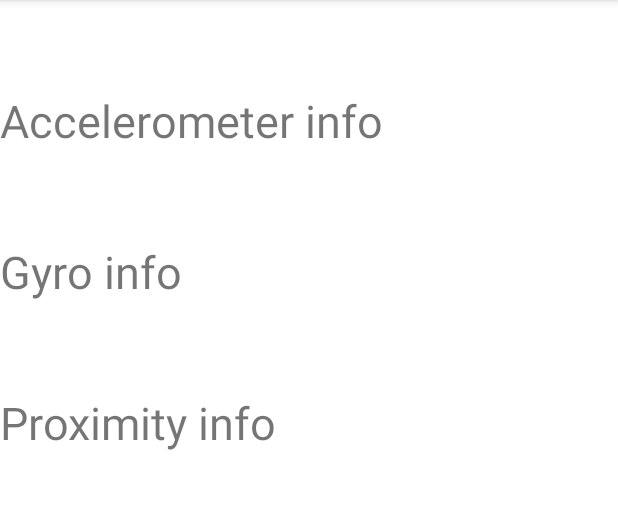
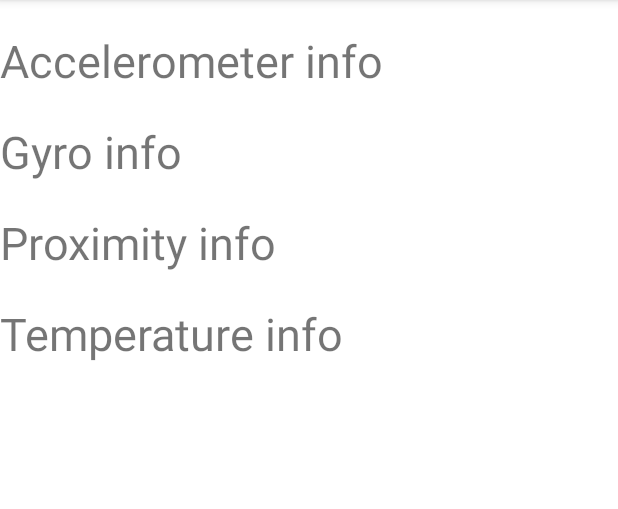
Before and after one commit to sangharsh-gurjar/SensorInfo, an Android app: the DisplayData screen opened directly, with no data from a screen before it, on a phone screen of 412 x 824 dp, the part 84-593 px from its top. Run offline under Robolectric (Android 15) with nearby library versions, the phone set to English and light mode, and no system bars; our stand-ins replace Room's generated code.

Commit message:
git commit -m 'accelero , gyro and prox and temperature'

```diff
--- a/app/src/main/java/com/example/sensorinfo/DisplayData.java
+++ b/app/src/main/java/com/example/sensorinfo/DisplayData.java
@@ -12,6 +12,8 @@ public class DisplayData extends AppCompatActivity {
     TextView display_data_acc;
     TextView display_data_gyro;
     TextView display_data_prox;
+    TextView display_data_temp;
+
 
     @Override
     protected void onCreate(Bundle savedInstanceState) {
@@ -52,6 +54,16 @@ public class DisplayData extends AppCompatActivity {
             Toast.makeText(this,"no - proximity info",Toast.LENGTH_SHORT).show();
         }
 
+        TempDatabase tempDatabase =Room.databaseBuilder(getApplicationContext(),
+                TempDatabase.class,"temp - Database").allowMainThreadQueries().build();
+        TempDAO tempDAO=tempDatabase.tempDAO();
+        if(tempDAO.is_exist(4)){
+            TempDB tempDB=tempDAO.loadById(4);
+            display_data_temp=findViewById(R.id.display_data_temp);
+            display_data_prox.setText("temperature - "+tempDB.temp);
+
+        }
+
 
 
 
--- /dev/null
+++ b/app/src/main/java/com/example/sensorinfo/TempDAO.java
@@ -0,0 +1,21 @@
+package com.example.sensorinfo;
+
+import androidx.room.Dao;
+import androidx.room.Insert;
+import androidx.room.Query;
+import androidx.room.Update;
+
+@Dao
+public interface TempDAO {
+    @Query("SELECT * FROM tempdb WHERE id IN (:userId)")
+    TempDB loadById(int userId);
+
+    @Insert
+    void insert(TempDB tempDB);
+
+    @Update
+    void update(TempDB tempDB);
+
+    @Query("SELECT EXISTS(SELECT * FROM tempdb WHERE id =:userId )")
+    boolean is_exist(int userId);
+}
--- /dev/null
+++ b/app/src/main/java/com/example/sensorinfo/TempDatabase.java
@@ -0,0 +1,8 @@
+package com.example.sensorinfo;
+
+import androidx.room.Database;
+import androidx.room.RoomDatabase;
+@Database(entities = {TempDB.class},version = 1)
+public abstract class TempDatabase extends RoomDatabase {
+    public abstract TempDAO tempDAO();
+}
--- a/app/src/main/res/layout/activity_display_data.xml
+++ b/app/src/main/res/layout/activity_display_data.xml
@@ -11,7 +11,7 @@
         android:id="@+id/display_data_acc"
         android:layout_width="wrap_content"
         android:layout_height="wrap_content"
-        android:layout_marginTop="60dp"
+        android:layout_marginTop="20dp"
         android:textSize="30sp"
         android:text="Accelerometer info" />
 
@@ -19,7 +19,7 @@
         android:id="@+id/display_data_gyro"
         android:layout_width="wrap_content"
         android:layout_height="wrap_content"
-        android:layout_marginTop="60dp"
+        android:layout_marginTop="20dp"
         android:textSize="30sp"
         android:text="Gyro info" />
 
@@ -27,7 +27,16 @@
         android:id="@+id/display_data_prox"
         android:layout_width="match_parent"
         android:textSize="30sp"
-        android:layout_marginTop="60dp"
+        android:layout_marginTop="20dp"
         android:layout_height="wrap_content"
         android:text="Proximity info" />
+
+    <TextView
+        android:id="@+id/display_data_temp"
+        android:layout_marginTop="20dp"
+        android:layout_width="match_parent"
+        android:layout_height="wrap_content"
+        android:text="Temperature info "
+        android:textSize="30sp"
+        />
 </LinearLayout>
--- a/app/src/main/res/layout/activity_main.xml
+++ b/app/src/main/res/layout/activity_main.xml
@@ -113,7 +113,7 @@
                     android:textSize="20dp"
 
                     android:layout_weight="1"
-                    android:text="TextView" />
+                    android:text="Air Temperature" />
 
                 <ToggleButton
                     android:id="@+id/toggleButton5"
```
Also changed, not shown: app/src/main/java/com/example/sensorinfo/MainActivity.java (+40 -0 lines), app/src/main/java/com/example/sensorinfo/TempDB.java (added, +20 -0 lines).
